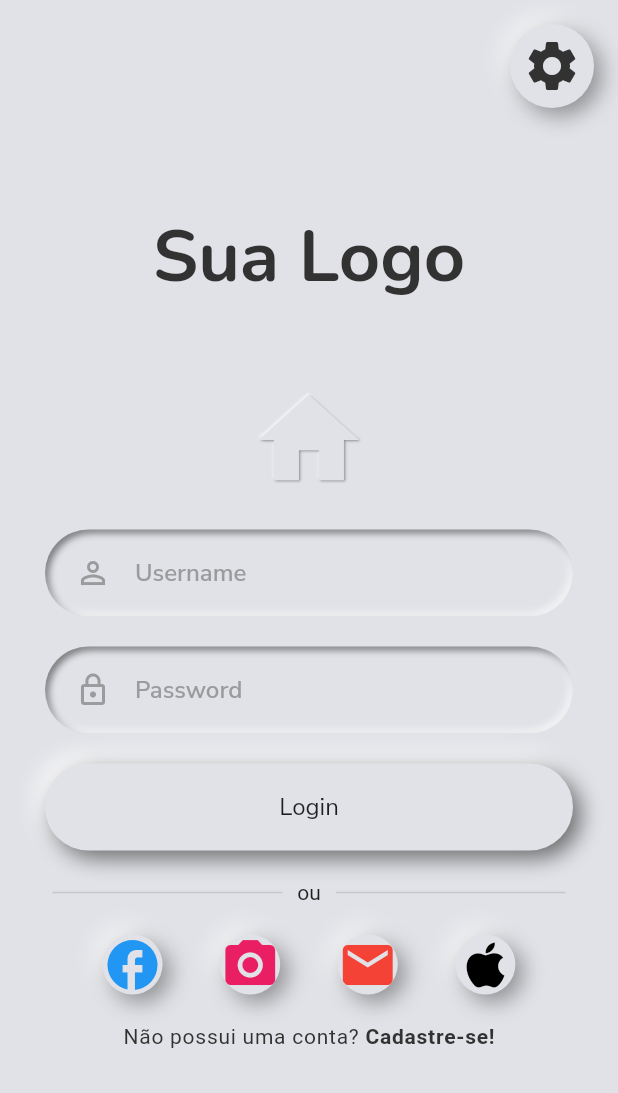
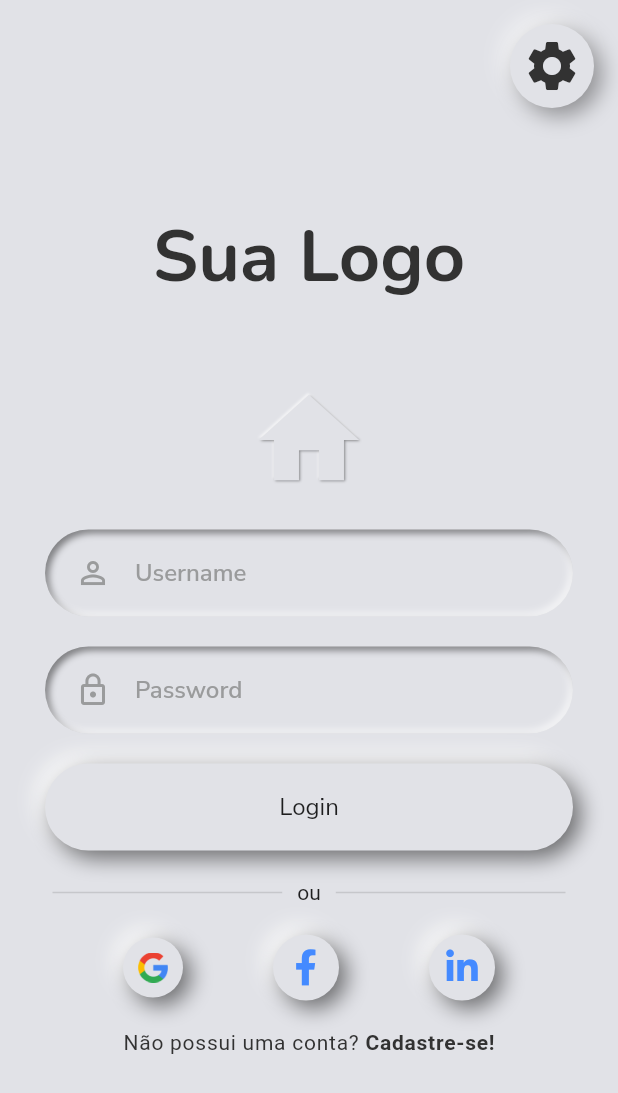
Before and after one commit to GustavoNeri02/animacoes_complexas, a Flutter app: the screen it shows after launch, on a phone screen of 412 x 824 dp. Shown: the top 1093 px of the screen. Run offline on Flutter 3.47's test engine with Material 2 defaults, Android fonts, the light colour scheme and no system bars; drawn by our look-alikes of flutter_neumorphic; our stand-ins replace font_awesome_flutter, google_fonts.

Commit message:
finalizada parte de botões alternativos de login -> google, facebook e linkedin

```diff
--- a/lib/screens/login/login_screen.dart
+++ b/lib/screens/login/login_screen.dart
@@ -1,8 +1,10 @@
 import 'package:animations/palette.dart';
 import 'package:animations/screens/login/widgets/form_container.dart';
+import 'package:animations/screens/login/widgets/other_login_option_button.dart';
 import 'package:animations/screens/login/widgets/sign_up_button.dart';
 import 'package:animations/screens/login/widgets/stagger_animation.dart';
 import 'package:flutter_neumorphic/flutter_neumorphic.dart';
+import 'package:font_awesome_flutter/font_awesome_flutter.dart';
 import 'package:google_fonts/google_fonts.dart';
 
 class LoginScreen extends StatefulWidget {
@@ -88,47 +90,11 @@ class _LoginScreenState extends State<LoginScreen>
           const SizedBox(height: 20),
           Row(
             mainAxisAlignment: MainAxisAlignment.spaceEvenly,
-            children: [
-              NeumorphicRadio(
-                child: const Icon(
-                  Icons.facebook,
-                  color: Colors.blue,
-                  size: 40,
-                ),
-                style: const NeumorphicRadioStyle(
-                    shape: NeumorphicShape.flat,
-                    boxShape: NeumorphicBoxShape.circle()),
-              ),
-              NeumorphicRadio(
-                child: const Icon(
-                  Icons.camera_alt,
-                  color: Colors.pink,
-                  size: 40,
-                ),
-                style: const NeumorphicRadioStyle(
-                    shape: NeumorphicShape.flat,
-                    boxShape: NeumorphicBoxShape.circle()),
-              ),
-              NeumorphicRadio(
-                child: const Icon(
-                  Icons.email,
-                  color: Colors.red,
-                  size: 40,
-                ),
-                style: const NeumorphicRadioStyle(
-                    shape: NeumorphicShape.flat,
-                    boxShape: NeumorphicBoxShape.circle()),
-              ),
-              NeumorphicRadio(
-                child: const Icon(
-                  Icons.apple,
-                  color: Colors.black,
-                  size: 40,
-                ),
-                style: const NeumorphicRadioStyle(
-                    shape: NeumorphicShape.flat,
-                    boxShape: NeumorphicBoxShape.circle()),
-              ),
+            children: const [
+              OtherLoginOptionButton(path: "images/google_logo.jpg", color: Colors.red),
+              OtherLoginOptionButton(icon: FontAwesomeIcons.facebookF, color: Colors.blueAccent),
+              OtherLoginOptionButton(icon: FontAwesomeIcons.linkedinIn, color: Colors.blueAccent),
+
             ],
           ),
           const SizedBox(height: 20),
--- /dev/null
+++ b/lib/screens/login/widgets/other_login_option_button.dart
@@ -0,0 +1,41 @@
+import 'package:flutter_neumorphic/flutter_neumorphic.dart';
+
+class OtherLoginOptionButton extends StatelessWidget {
+  final IconData? icon;
+  final String? path;
+  final Color color;
+
+  const OtherLoginOptionButton(
+      {Key? key, this.icon, this.path, required this.color})
+      : super(key: key);
+
+  @override
+  Widget build(BuildContext context) {
+    bool? type;
+    if (icon != null && path == null) {
+      type = true;
+    } else if (icon == null && path != null) {
+      type = false;
+    }
+
+    return NeumorphicButton(
+        onPressed: () {},
+        minDistance: 1,
+        style: const NeumorphicStyle(
+          intensity: 1,
+          boxShape: NeumorphicBoxShape.circle(),
+        ),
+        child: type != null
+            ? type == true
+                ? Icon(
+                    icon,
+                    color: color,
+                  )
+                : Image.asset(
+                    path!,
+                    fit: BoxFit.cover,
+                    height: 20,
+                  )
+            : const Text("erro"));
+  }
+}
--- a/pubspec.yaml
+++ b/pubspec.yaml
@@ -36,6 +36,7 @@ dependencies:
   cupertino_icons: ^1.0.2
   flutter_neumorphic: ^3.2.0
   google_fonts: ^2.3.1
+  font_awesome_flutter: ^9.2.0
 
 dev_dependencies:
   flutter_test:
```
Also changed, not shown: images/google_logo.jpg (added), pubspec.lock.
